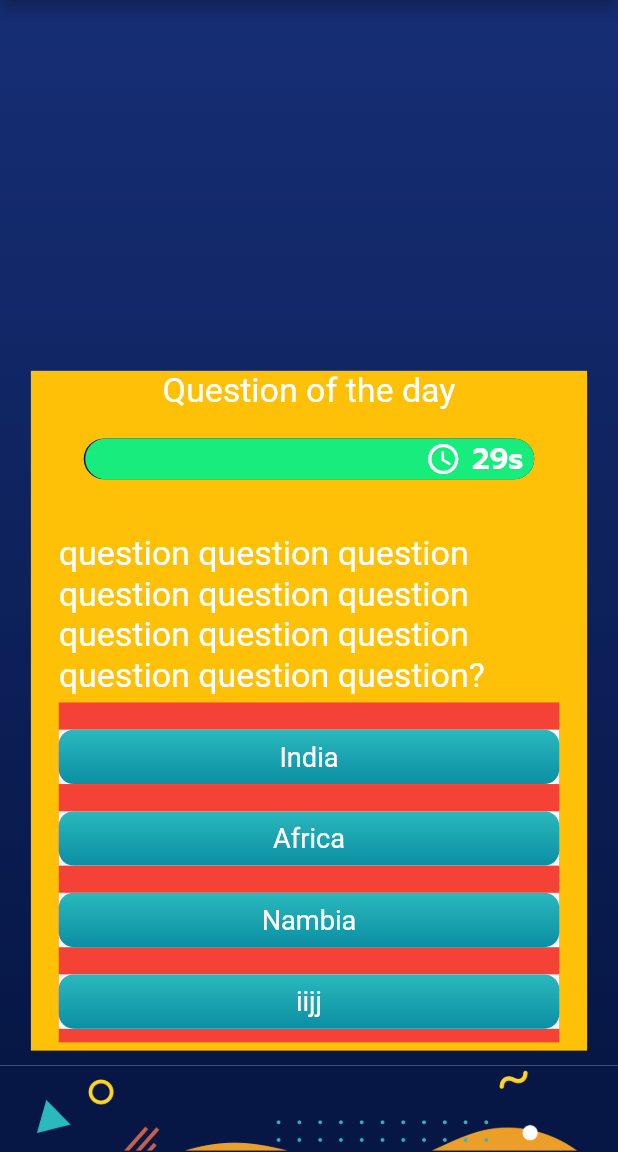
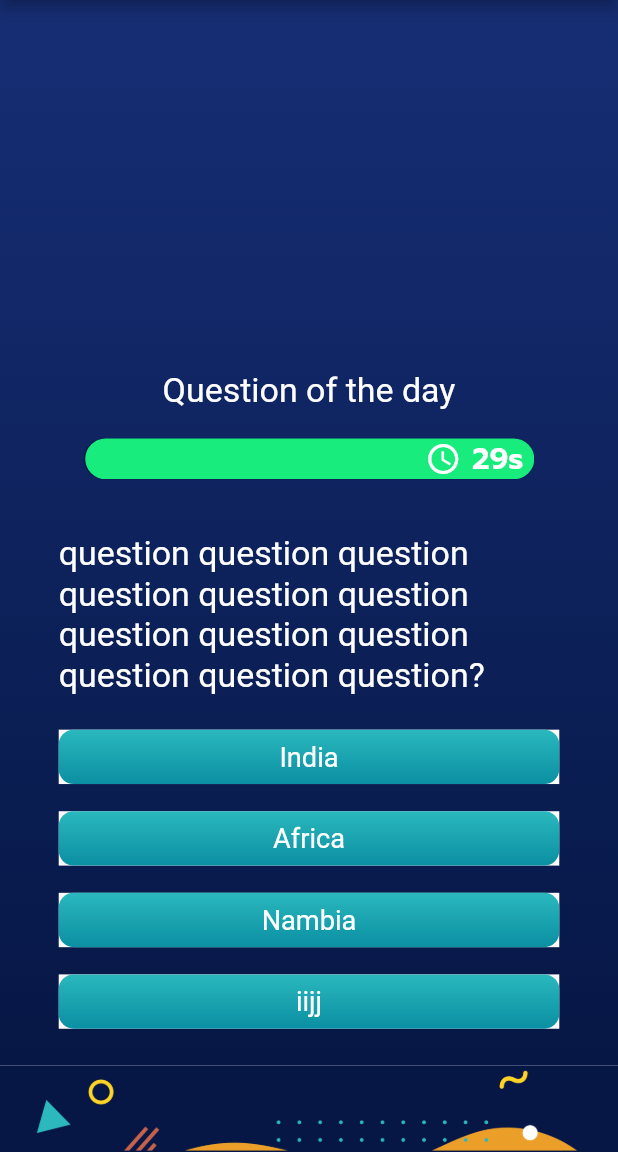
Before and after one commit to Bonu1998/trivia-battle, a Flutter app: the Home screen opened by its route, after a tap on "Daily Battle", on a phone screen of 412 x 824 dp, the part 84-1236 px from its top. Run offline on Flutter 3.47's test engine with Material 2 defaults, Android fonts, the light colour scheme and no system bars; Roboto replaces fonts that are missing (Prompt-SemiBold).

Commit message:
added scorelist, plain tesx button

```diff
--- a/lib/main.dart
+++ b/lib/main.dart
@@ -45,8 +45,11 @@ class MyApp extends StatelessWidget {
         '/home': (context) => const Home(),
         '/register': (context) => const Register(),
         '/editions': (context) => Editions(),
-        '/listItems': (context) => Center(child: StateScoreList(0.8, 0.8, scores)),
+        '/listItems': (context) => Center(child: StateScoreList(MediaQuery.of(context).size.height * 0.9, MediaQuery.of(context).size.width, scores)),
         '/daily': (context) => DailyBattle(),
+        '/test': (context) => Center(
+          child: NumberIcon(MediaQuery.of(context).size.height * 0.3, MediaQuery.of(context).size.width * 0.3, 1),
+        )
         // '/menu': (context) => const Menu()
         // '/listItems': (context) => LayoutBuilder(
         //     builder: (context, constraints) {
--- a/lib/model/start_score.dart
+++ b/lib/model/start_score.dart
@@ -1,5 +1,3 @@
-import 'package:flutter/rendering.dart';
-
 class StateScore{
   late int score;
   late String state;
--- a/lib/plain_text_button.dart
+++ b/lib/plain_text_button.dart
@@ -1,27 +1,27 @@
-import 'dart:ffi';
 
 import 'package:flutter/material.dart';
 
-class PlainTextButton extends StatefulWidget {
-  PlainTextButton(
+class CustomTextButton extends StatefulWidget {
+  CustomTextButton(
       {super.key,
       required this.height,
       required this.width,
       required this.text,
-      required this.colors});
+      required this.colors,
+      required this.fontColor
+      });
 
   double height;
   double width;
   String text;
   List<Color> colors;
+  Color fontColor;
 
   @override
-  State<PlainTextButton> createState() => _PlainTextButtonState();
+  State<CustomTextButton> createState() => _CustomTextButtonState();
 }
 
-class _PlainTextButtonState extends State<PlainTextButton> {
-  // double parentHeight = MediaQuery.of(context).size.height;
-  // double parentWidth = 0;
+class _CustomTextButtonState extends State<CustomTextButton> {
   late List<Color> colors;
   @override
   void initState() {
@@ -49,7 +49,7 @@ class _PlainTextButtonState extends State<PlainTextButton> {
             child: Text(
               widget.text,
               style: TextStyle(
-                  color: Colors.white,
+                  color: widget.fontColor,
                   fontSize: widget.height * 0.5, //make this responsive
                   fontFamily: "Prompt-SemiBold"),
             ),
--- a/lib/question_widget.dart
+++ b/lib/question_widget.dart
@@ -20,7 +20,6 @@ class QuestionWidget extends StatelessWidget {
   @override
   Widget build(BuildContext context) {
     return Container(
-      color: Colors.amber,
       width: width,
       height: height,
       child: Column(
@@ -36,7 +35,6 @@ class QuestionWidget extends StatelessWidget {
             height: height * 0.01,
           ),
           Container(
-            color: Colors.red,
             height: height * 0.5,
             width: width * 0.9,
             child: OptionList(context, options),
@@ -68,11 +66,12 @@ class QuestionWidget extends StatelessWidget {
               ),
               Container(
                 constraints: const BoxConstraints(maxWidth: 350),
-                child: PlainTextButton(
+                child: CustomTextButton(
                   height: height * 0.08,
                   width: width * 1,
                   text: options[index],
                   colors: const [Color(0xff2ab8bd), Color(0xff0b8fa3)],
+                  fontColor: Colors.white,
                 ),
               ),
             ],
```
Also changed, not shown: lib/StateScoreList.dart (+36 -101 lines), lib/leaderboard.dart (added, +34 -0 lines), pubspec.lock.
